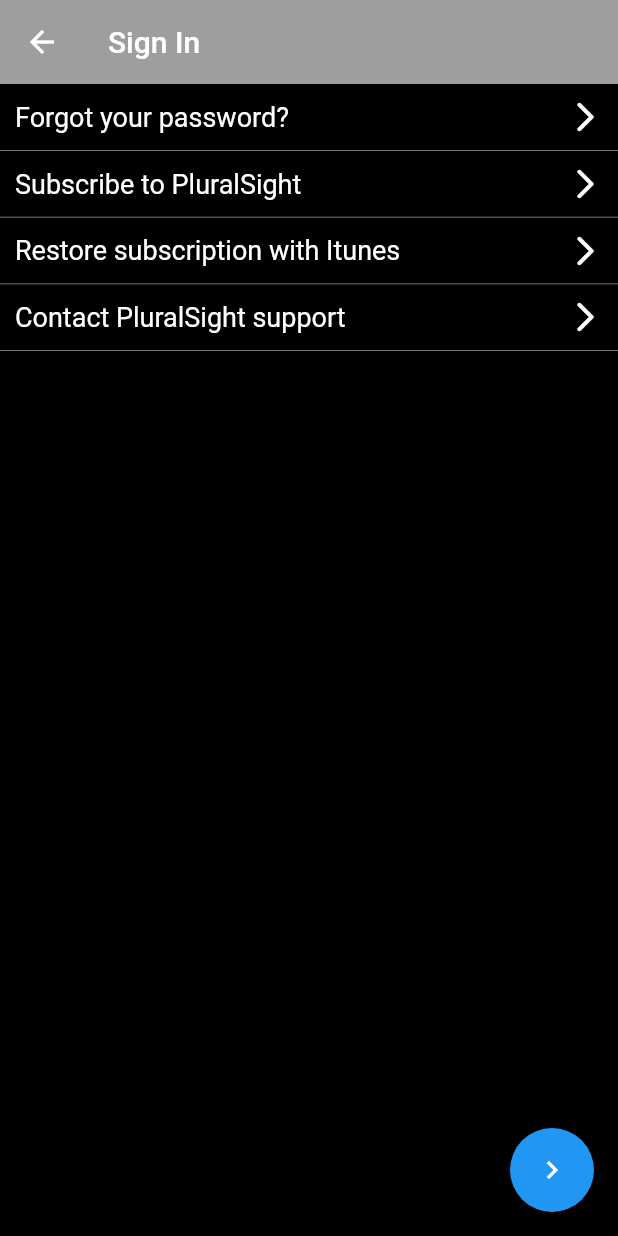
After one commit to dangvuminh/flutterProject_2021, a Flutter app: the SignIn screen opened by its route, after a tap on the "chevron right" icon, on a phone screen of 412 x 824 dp. The commit adds this screen. Run offline on Flutter 3.47's test engine with Material 2 defaults, Android fonts, the phone set to English and light mode, and no system bars.

Commit message:
Done third page: SignInList

```diff
--- a/lib/SignIn.dart
+++ b/lib/SignIn.dart
@@ -4,7 +4,14 @@ class SignIn extends StatelessWidget {
   @override
   Widget build(BuildContext context) {
     return Scaffold(
-
+        floatingActionButton: FloatingActionButton(
+          child: Icon(
+            Icons.chevron_right,
+          ),
+          onPressed: (){
+            Navigator.pushNamed(context, '/signInList');
+          },
+        ),
       appBar: AppBar(
         title: Text('Sign In'),
         backgroundColor: Colors.grey[850],
--- /dev/null
+++ b/lib/SignInList.dart
@@ -0,0 +1,140 @@
+import 'package:flutter/material.dart';
+
+class SignInList extends StatelessWidget {
+  @override
+  Widget build(BuildContext context) {
+    return Scaffold(
+      appBar: AppBar(
+        backgroundColor: Colors.grey,
+        title: Row(
+          mainAxisAlignment: MainAxisAlignment.start,
+          children: [
+            Text(
+                'Sign In',
+            ),
+          ],
+        ),
+      ),
+      backgroundColor: Colors.black,
+      floatingActionButton: FloatingActionButton(
+        child: Icon(
+          Icons.chevron_right,
+        ),
+        onPressed: (){
+          Navigator.pushNamed(context, '');
+        },
+      ),
+      body: Column(
+        children: [
+          Container(
+            decoration: BoxDecoration(
+              border: Border(
+                bottom: BorderSide(color: Colors.grey, width: 0.5, style: BorderStyle.solid),
+              ),
+            ),
+            child: Padding(
+              padding: const EdgeInsets.all(10.0),
+              child: Row(
+                children: [
+                  Text(
+                      'Forgot your password?',
+                    style: TextStyle(
+                      color: Colors.white,
+                      fontSize: 18.0,
+                    ),
+                  ),
+                  Expanded(child: Container()),
+                  Icon(
+                    Icons.arrow_forward_ios_rounded,
+                    color: Colors.white,
+                  )
+                ],
+              ),
+            ),
+          ),
+
+          Container(
+            decoration: BoxDecoration(
+              border: Border(
+                bottom: BorderSide(color: Colors.grey, width: 0.5, style: BorderStyle.solid),
+              ),
+            ),
+            child: Padding(
+              padding: const EdgeInsets.all(10.0),
+              child: Row(
+                children: [
+                  Text(
+                    'Subscribe to PluralSight',
+                    style: TextStyle(
+                      color: Colors.white,
+                      fontSize: 18.0,
+                    ),
+                  ),
+                  Expanded(child: Container()),
+                  Icon(
+                    Icons.arrow_forward_ios_rounded,
+                    color: Colors.white,
+                  )
+                ],
+              ),
+            ),
+          ),
+
+          Container(
+            decoration: BoxDecoration(
+              border: Border(
+                bottom: BorderSide(color: Colors.grey, width: 0.5, style: BorderStyle.solid),
+              ),
+            ),
+            child: Padding(
+              padding: const EdgeInsets.all(10.0),
+              child: Row(
+                children: [
+                  Text(
+                    'Restore subscription with Itunes',
+                    style: TextStyle(
+                      color: Colors.white,
+                      fontSize: 18.0,
+                    ),
+                  ),
+                  Expanded(child: Container()),
+                  Icon(
+                    Icons.arrow_forward_ios_rounded,
+                    color: Colors.white,
+                  )
+                ],
+              ),
+            ),
+          ),
+
+          Container(
+            decoration: BoxDecoration(
+              border: Border(
+                bottom: BorderSide(color: Colors.grey, width: 0.5, style: BorderStyle.solid),
+              ),
+            ),
+            child: Padding(
+              padding: const EdgeInsets.all(10.0),
+              child: Row(
+                children: [
+                  Text(
+                    'Contact PluralSight support',
+                    style: TextStyle(
+                      color: Colors.white,
+                      fontSize: 18.0,
+                    ),
+                  ),
+                  Expanded(child: Container()),
+                  Icon(
+                    Icons.arrow_forward_ios_rounded,
+                    color: Colors.white,
+                  )
+                ],
+              ),
+            ),
+          )
+        ],
+      ),
+    );
+  }
+}
--- a/lib/main.dart
+++ b/lib/main.dart
@@ -1,6 +1,7 @@
 import 'package:flutter/material.dart';
 import 'package:mobile_flutter/SignIn.dart';
 import 'package:mobile_flutter/Home.dart';
+import 'package:mobile_flutter/SignInList.dart';
 
 void main() {
   runApp(MaterialApp(
@@ -9,6 +10,7 @@ void main() {
     routes: {
       '/':(context) => Home(),
       '/signIn':(context) => SignIn(),
+      '/signInList':(context) => SignInList(),
     },
   ));
 }
```
